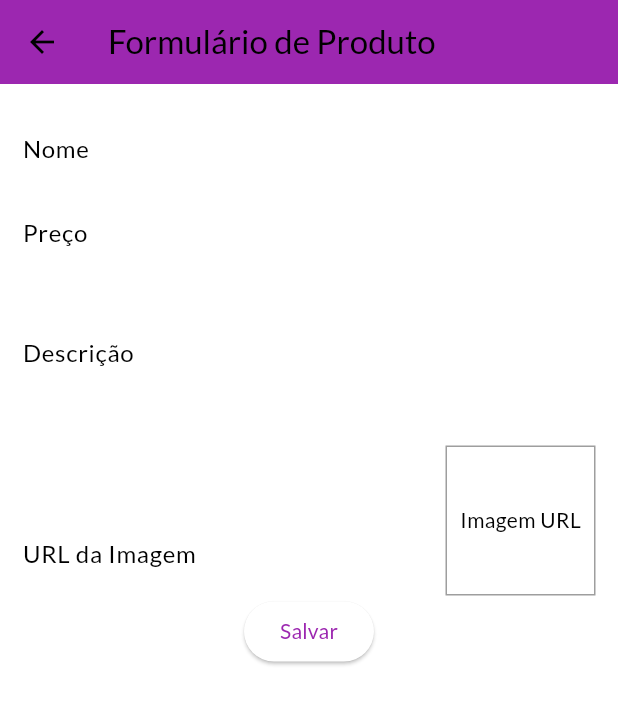
After one commit to VORP2830/Shop, a Flutter app: the ProductFormPage screen opened by its route, on a phone screen of 412 x 824 dp. The commit adds this screen. Shown: the top 704 px of the screen. Run offline on Flutter 3.47's test engine with Material 3 defaults, Android fonts, the phone set to English and light mode, and no system bars; network calls fail.

Commit message:
Aula 249 - 259

```diff
--- a/lib/components/product_grid.dart
+++ b/lib/components/product_grid.dart
@@ -1,6 +1,6 @@
 import 'package:flutter/material.dart';
 import 'package:provider/provider.dart';
-import 'package:shop/components/product_item.dart';
+import 'package:shop/components/product_grid_item.dart';
 import 'package:shop/models/product.dart';
 import 'package:shop/models/product_list.dart';
 
@@ -28,7 +28,7 @@ class ProductGrid extends StatelessWidget {
       itemBuilder: (ctx, i) => ChangeNotifierProvider.value(
         //O value é utilizado para passar a instância de Product para o ProductItem.
         value: loadedProducts[i],
-        child: ProductItem(),
+        child: ProductGridItem(),
       ),
       //Aqui estamos definindo a quantidade de itens que serão exibidos
       //por linha. No caso, estamos definindo que serão exibidos 2 itens
--- a/lib/main.dart
+++ b/lib/main.dart
@@ -9,6 +9,8 @@ import 'package:shop/utils/app_routes.dart';
 
 import 'models/product_list.dart';
 import 'pages/cart_page.dart';
+import 'pages/product_form_page.dart';
+import 'pages/products_page.dart';
 
 void main() {
   runApp(const MyApp());
@@ -50,6 +52,8 @@ class MyApp extends StatelessWidget {
           AppRoutes.PRODUCT_DETAIL: (_) => const ProductDetailPage(),
           AppRoutes.CART: (_) => const CartPage(),
           AppRoutes.ORDERS: (_) => const OrdersPage(),
+          AppRoutes.PRODUCTS: (_) => const ProductsPage(),
+          AppRoutes.PRODUCT_FORM: (_) => const ProductFormPage(),
         },
         //Removendo a faixa de debug
         debugShowCheckedModeBanner: false,
--- a/lib/models/product_list.dart
+++ b/lib/models/product_list.dart
@@ -12,6 +12,10 @@ class ProductList with ChangeNotifier {
     return _items.where((prod) => prod.isFavorite).toList();
   }
 
+  int get itemsCount {
+    return _items.length;
+  }
+
   void addProduct(Product product) {
     _items.add(product);
     //Notifica os listeners quando houver mudanças
--- /dev/null
+++ b/lib/pages/product_form_page.dart
@@ -0,0 +1,138 @@
+import 'package:flutter/material.dart';
+import 'package:flutter/widgets.dart';
+
+class ProductFormPage extends StatefulWidget {
+  const ProductFormPage({super.key});
+
+  @override
+  State<ProductFormPage> createState() => _ProductFormPageState();
+}
+
+class _ProductFormPageState extends State<ProductFormPage> {
+  final _priceFocusNode = FocusNode();
+  final _descriptionFocusNode = FocusNode();
+  final _imageUrlFocusNode = FocusNode();
+  final _imageUrlController = TextEditingController();
+
+  @override
+  void initState() {
+    //Quando o widget for criado é importante adicionar um listener
+    //para o campo de imagem para que toda vez que o campo for alterado
+    //o widget seja reconstruído
+    _imageUrlFocusNode.addListener(updateImage);
+    super.initState();
+  }
+
+  @override
+  void dispose() {
+    //Quando o widget for removido da árvore de widgets
+    //é importante realizar o dispose do FocusNode
+    _priceFocusNode.dispose();
+    _descriptionFocusNode.dispose();
+    _imageUrlFocusNode.dispose();
+    _imageUrlFocusNode.removeListener(() {});
+    super.dispose();
+  }
+
+  void updateImage() {
+    setState(() {});
+  }
+
+  @override
+  Widget build(BuildContext context) {
+    return Scaffold(
+      appBar: AppBar(
+        title: const Text('Formulário de Produto'),
+        backgroundColor: Theme.of(context).colorScheme.primary,
+      ),
+      body: Padding(
+        padding: const EdgeInsets.all(15),
+        //O Form é utilizado para controlar os campos de texto
+        //e realizar a validação dos dados inseridos
+        child: Form(
+          child: Column(
+            children: [
+              //O TextFormField é utilizado para capturar os dados
+              //inseridos pelo usuário
+              TextFormField(
+                decoration: const InputDecoration(labelText: 'Nome'),
+                textInputAction: TextInputAction.next,
+                onFieldSubmitted: (_) {
+                  //Quando o usuário pressionar o botão de avançar do teclado
+                  //o foco será transferido para o campo _priceFocusNode
+                  //que no caso é o de preco
+                  FocusScope.of(context).requestFocus(_priceFocusNode);
+                },
+              ),
+              TextFormField(
+                decoration: const InputDecoration(labelText: 'Preço'),
+                keyboardType: const TextInputType.numberWithOptions(
+                  decimal: true,
+                ),
+                focusNode: _priceFocusNode,
+                textInputAction: TextInputAction.next,
+                onFieldSubmitted: (_) {
+                  //Quando o usuário pressionar o botão de avançar do teclado
+                  //o foco será transferido para o campo _priceFocusNode
+                  //que no caso é o de preco
+                  FocusScope.of(context).requestFocus(_descriptionFocusNode);
+                },
+              ),
+              TextFormField(
+                decoration: const InputDecoration(labelText: 'Descrição'),
+                focusNode: _descriptionFocusNode,
+                textInputAction: TextInputAction.next,
+                maxLines: 3,
+                onFieldSubmitted: (_) {
+                  //Quando o usuário pressionar o botão de avançar do teclado
+                  //o foco será transferido para o campo _priceFocusNode
+                  //que no caso é o de preco
+                  FocusScope.of(context).requestFocus(_imageUrlFocusNode);
+                },
+              ),
+              Row(
+                crossAxisAlignment: CrossAxisAlignment.end,
+                children: [
+                  Expanded(
+                    child: TextFormField(
+                      decoration:
+                          const InputDecoration(labelText: 'URL da Imagem'),
+                      focusNode: _imageUrlFocusNode,
+                      keyboardType: TextInputType.url,
+                      textInputAction: TextInputAction.done,
+                      controller: _imageUrlController,
+                    ),
+                  ),
+                  Container(
+                    margin: const EdgeInsets.only(top: 10),
+                    height: 100,
+                    width: 100,
+                    decoration: BoxDecoration(
+                      border: Border.all(
+                        color: Colors.grey,
+                        width: 1,
+                      ),
+                    ),
+                    alignment: Alignment.center,
+                    child: _imageUrlController.text.isEmpty
+                        ? Text('Imagem URL')
+                        : FittedBox(
+                            child: Image.network(
+                              _imageUrlController.text,
+                              fit: BoxFit.cover,
+                            ),
+                          ),
+                  ),
+                ],
+              ),
+              ElevatedButton(
+                onPressed: () {},
+                child: const Text('Salvar'),
+              ),
+            ],
+          ),
+        ),
+      ),
+    );
+  }
+}
--- a/lib/utils/app_routes.dart
+++ b/lib/utils/app_routes.dart
@@ -3,4 +3,6 @@ class AppRoutes {
   static const PRODUCT_DETAIL = '/product-detail';
   static const CART = '/cart';
   static const ORDERS = '/orders';
+  static const PRODUCTS = '/products';
+  static const PRODUCT_FORM = '/product-form';
 }
```
Also changed, not shown: lib/components/app_drawer.dart (+10 -0 lines), lib/components/cart_item.dart (+27 -0 lines), lib/components/product_grid_item.dart (added, +87 -0 lines), lib/components/product_item.dart (+27 -58 lines), lib/models/cart.dart (+20 -0 lines), lib/pages/products_page.dart (added, +43 -0 lines).
